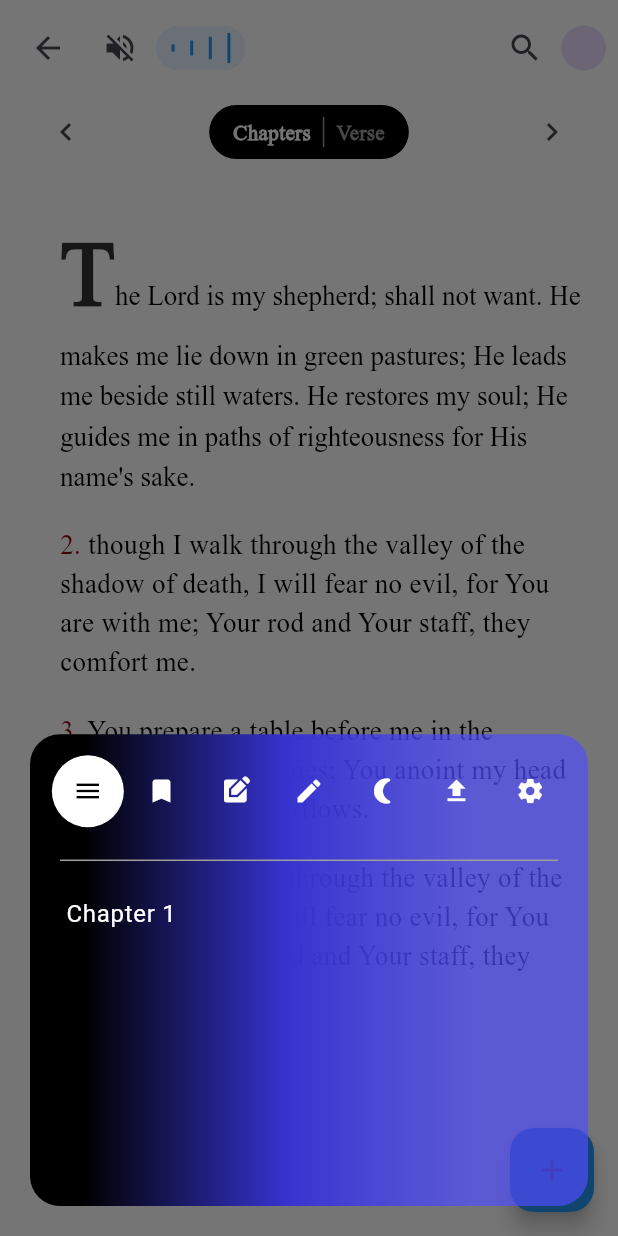
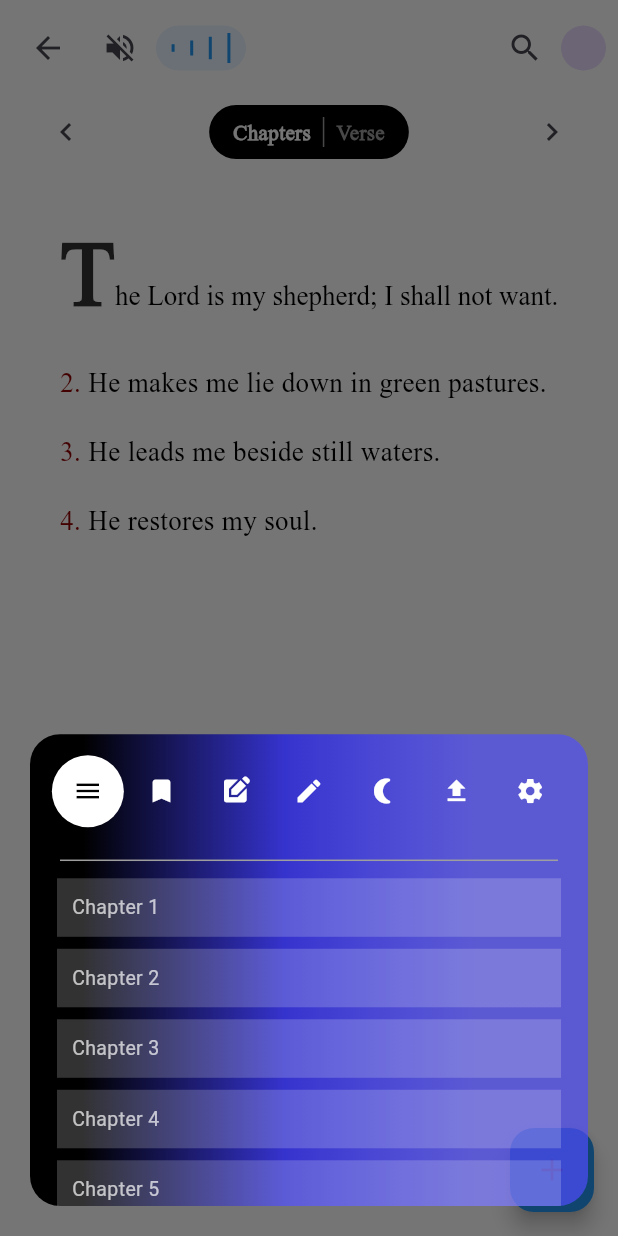
Before and after one commit to thanush96/bible_ui, a Flutter app: the screen it shows after launch, after a tap on the "add" icon, on a phone screen of 412 x 824 dp. Run offline on Flutter 3.47's test engine with Material 3 defaults, Android fonts, the phone set to English and light mode, and no system bars.

Commit message:
Chapter List

```diff
--- a/lib/model/bible_content.dart
+++ b/lib/model/bible_content.dart
@@ -25,32 +25,84 @@ class BibleChapter {
 }
 
 // Mock Data
-final mockChapter = BibleChapter(
+final List<BibleChapter> mockChapters = [
+  BibleChapter(
     chapterNumber: 1,
     title: "The Lord is my shepherd",
-  audioUrl: "assets/audio/bible.mp3",
+    audioUrl: "assets/audio/chapter1.mp3",
     content:
-      "The Lord is my shepherd; shall not want. He makes me lie down in green pastures; He leads me beside still waters. He restores my soul; He guides me in paths of righteousness for His name's sake.",
+        "The Lord is my shepherd; I shall not want. He makes me lie down in green pastures; He leads me beside still waters. He restores my soul; He guides me in paths of righteousness for His name's sake.",
     verses: [
       BibleVerse(
           verseNumber: 1,
+          content: "The Lord is my shepherd; I shall not want."),
+      BibleVerse(
+          verseNumber: 2, content: "He makes me lie down in green pastures."),
+      BibleVerse(verseNumber: 3, content: "He leads me beside still waters."),
+      BibleVerse(verseNumber: 4, content: "He restores my soul."),
+    ],
+  ),
+  BibleChapter(
+    chapterNumber: 2,
+    title: "The Heavens Declare",
+    audioUrl: "assets/audio/chapter2.mp3",
     content:
-          "The Lord is my shepherd; shall not want. He makes me lie down in green pastures; He leads me beside still waters. He restores my soul; He guides me in paths of righteousness for His name's sake.",
+        "The heavens declare the glory of God; the skies proclaim the work of His hands. Day after day they pour forth speech; night after night they display knowledge.",
+    verses: [
+      BibleVerse(
+          verseNumber: 1, content: "The heavens declare the glory of God."),
+      BibleVerse(
+          verseNumber: 2, content: "The skies proclaim the work of His hands."),
+      BibleVerse(
+          verseNumber: 3, content: "Day after day they pour forth speech."),
+      BibleVerse(
+          verseNumber: 4, content: "Night after night they display knowledge."),
+    ],
   ),
+  BibleChapter(
+    chapterNumber: 3,
+    title: "God's Love Endures Forever",
+    audioUrl: "assets/audio/chapter3.mp3",
+    content:
+        "Give thanks to the Lord, for He is good; His love endures forever. Let the redeemed of the Lord tell their story—those He redeemed from the hand of the foe.",
+    verses: [
+      BibleVerse(
+          verseNumber: 1, content: "Give thanks to the Lord, for He is good."),
+      BibleVerse(verseNumber: 2, content: "His love endures forever."),
+      BibleVerse(
+          verseNumber: 3,
+          content: "Let the redeemed of the Lord tell their story."),
+    ],
+  ),
+  BibleChapter(
+    chapterNumber: 4,
+    title: "The Light of the World",
+    audioUrl: "assets/audio/chapter4.mp3",
+    content:
+        "The people walking in darkness have seen a great light; on those living in the land of deep darkness a light has dawned.",
+    verses: [
+      BibleVerse(
+          verseNumber: 1,
+          content: "The people walking in darkness have seen a great light."),
       BibleVerse(
           verseNumber: 2,
           content:
-          "though I walk through the valley of the shadow of death, I will fear no evil, for You are with me; Your rod and Your staff, they comfort me.",
+              "On those living in the land of deep darkness a light has dawned."),
+    ],
   ),
+  BibleChapter(
+    chapterNumber: 5,
+    title: "Trust in the Lord",
+    audioUrl: "assets/audio/chapter5.mp3",
+    content:
+        "Trust in the Lord with all your heart and lean not on your own understanding; in all your ways submit to Him, and He will make your paths straight.",
+    verses: [
       BibleVerse(
-      verseNumber: 3,
-      content:
-          "You prepare a table before me in the presence of my enemies; You anoint my head with oil; my cup overflows.",
+          verseNumber: 1, content: "Trust in the Lord with all your heart."),
+      BibleVerse(
+          verseNumber: 2, content: "Lean not on your own understanding."),
+      BibleVerse(verseNumber: 3, content: "In all your ways submit to Him."),
+      BibleVerse(verseNumber: 4, content: "He will make your paths straight."),
+    ],
   ),
-    BibleVerse(
-      verseNumber: 4,
-      content:
-          "etrtthough I walk through the valley of the shadow of death, I will fear no evil, for You are with me; Your rod and Your staff, they comfort me.",
-    ),
-  ],
-);
+];
--- a/lib/screens/bible/bible_reader.dart
+++ b/lib/screens/bible/bible_reader.dart
@@ -1,9 +1,9 @@
 import 'package:flutter/material.dart';
-import 'package:flutter_app/model/bible_content.dart';
-import 'package:flutter_app/widgets/app_bar_icons.dart';
-import 'package:flutter_app/widgets/build_highlighted_text.dart';
-import 'package:flutter_app/widgets/content_section.dart';
 import '../../constants/constants.dart';
+import '../../model/bible_content.dart';
+import '../../widgets/app_bar_icons.dart';
+import '../../widgets/build_highlighted_text.dart';
+import '../../widgets/content_section.dart';
 import '../../widgets/reader_header.dart';
 import '../../widgets/custom_selector_toolbar.dart';
 import 'package:intl/intl.dart';
@@ -12,7 +12,9 @@ import 'package:intl/intl.dart';
 List<Map<String, dynamic>> highlightedVerses = [];
 
 class BibleReaderPage extends StatefulWidget {
-  const BibleReaderPage({super.key});
+  const BibleReaderPage({
+    super.key,
+  });
 
   @override
   State<BibleReaderPage> createState() => _BibleReaderPageState();
@@ -23,6 +25,9 @@ class _BibleReaderPageState extends State<BibleReaderPage> {
     {"id": "1", "title": "Chapter 1"},
   ];
 
+  // Initially selected chapter
+  late int currentChapterIndex = 0;
+
   final List<Color> colorsList = [
     Colors.yellow.shade200,
     Colors.blue.shade200,
@@ -31,38 +36,46 @@ class _BibleReaderPageState extends State<BibleReaderPage> {
 
   Color highlight = Colors.red.shade200;
 
+  @override
+  void initState() {
+    super.initState();
+    // currentChapterIndex = int.parse(widget.chapter['id'] ?? '0');
+  }
+
+  void loadChapter(int index) {
+    setState(() {
+      currentChapterIndex = index;
+    });
+  }
+
+  void changeChapter(chapter) {
+    print(chapter);
+    setState(() {
+      currentChapterIndex = int.parse(chapter['id'] ?? '0');
+    });
+  }
+
   void addToFavorites(String id, String title) {
-    print("addToFavorites--");
-
     setState(() {
       chapters.add({"id": id, "title": title}); // Add new content
     });
   }
 
   void selectedHighlighterColor(Color color) {
-    print("highlight--");
-    print(color);
-
     setState(() {
       highlight = color;
     });
   }
 
   void toggleHighlight(String verse) {
-    print("toggleHighlight");
-    print(verse);
-
     setState(() {
-      // Check if the verse already exists in the highlightedVerses list
       bool verseExists =
           highlightedVerses.any((highlight) => highlight['verse'] == verse);
 
       if (verseExists) {
-        // Remove the verse from highlightedVerses
         highlightedVerses
             .removeWhere((highlight) => highlight['verse'] == verse);
       } else {
-        // Add the verse to highlightedVerses with the current color
         highlightedVerses.add({
           'chapter': '1',
           'time': DateFormat('dd/mm/yyyy').format(DateTime.now()),
@@ -168,7 +181,8 @@ class _BibleReaderPageState extends State<BibleReaderPage> {
                               crossAxisAlignment: CrossAxisAlignment.start,
                               children: [
                                 const SizedBox(height: 20),
-                                ...mockChapter.verses
+                                ...mockChapters[currentChapterIndex]
+                                    .verses
                                     .asMap()
                                     .entries
                                     .map((entry) {
@@ -261,8 +275,8 @@ class _BibleReaderPageState extends State<BibleReaderPage> {
                         children: [
                           AppBarIcons(
                             onSectionChange: (String section) {
-                              print('Previous section: $_currentSection');
-                              print('New section: $section');
+                              // print('Previous section: $_currentSection');
+                              // print('New section: $section');
 
                               // Update the parent state and modal state
                               setState(() {
@@ -292,8 +306,10 @@ class _BibleReaderPageState extends State<BibleReaderPage> {
                                 highlight: colorsList,
                                 highlightedList: highlightedVerses,
                                 onSelectedHighlighter: (Color color) {
-                                  selectedHighlighterColor(
-                                      color); // Add to favorites
+                                  selectedHighlighterColor(color);
+                                },
+                                onChangeChapter: (chapter) {
+                                  changeChapter(chapter);
                                 },
                               ),
                             ),
@@ -307,8 +323,8 @@ class _BibleReaderPageState extends State<BibleReaderPage> {
             },
           );
         },
+        backgroundColor: Colors.blue,
         child: const Icon(Icons.add),
-        backgroundColor: Colors.blue,
       ),
     );
   }
--- a/lib/widgets/content_section.dart
+++ b/lib/widgets/content_section.dart
@@ -1,4 +1,5 @@
 import 'package:flutter/material.dart';
+import 'package:flutter_app/model/bible_content.dart';
 
 class ContentSection extends StatelessWidget {
   final List<Map<String, String>> chapters;
@@ -6,6 +7,7 @@ class ContentSection extends StatelessWidget {
   final String currentSection;
   final List highlight;
   final Function(Color) onSelectedHighlighter;
+  final Function(Map<String, String>) onChangeChapter;
 
   const ContentSection(
       {super.key,
@@ -13,7 +15,8 @@ class ContentSection extends StatelessWidget {
       required this.highlight,
       required this.currentSection,
       required this.onSelectedHighlighter,
-      required this.highlightedList});
+      required this.highlightedList,
+      required this.onChangeChapter});
 
   @override
   Widget build(BuildContext context) {
@@ -44,14 +47,34 @@ class ContentSection extends StatelessWidget {
     return Padding(
       padding: const EdgeInsets.symmetric(horizontal: 8.0, vertical: 0.0),
       child: ListView.builder(
-        itemCount: chapters.length,
+        itemCount: mockChapters.length, // Use mockChapters for chapter data
         itemBuilder: (context, index) {
-          return ListTile(
-            title: Text(
-              chapters[index]['title']!,
-              style: const TextStyle(color: Colors.white),
+          final chapter = mockChapters[index]; // Get the current chapter
+          return GestureDetector(
+            onTap: () {
+              onChangeChapter(
+                {'id': '$index', 'title': 'Chapter 2'},
+              );
+            },
+            child: Container(
+              margin: const EdgeInsets.symmetric(vertical: 4, horizontal: 10),
+              decoration: const BoxDecoration(
+                color: Color.fromARGB(
+                    52, 245, 247, 252), // Set the background color
+                // borderRadius: BorderRadius.circular(5),
+              ),
+              padding: const EdgeInsets.all(10),
+              child: Row(
+                crossAxisAlignment: CrossAxisAlignment.center,
+                mainAxisAlignment: MainAxisAlignment.spaceBetween,
+                children: [
+                  Text(
+                    "Chapter ${chapter.chapterNumber}",
+                    style: const TextStyle(fontSize: 13, color: Colors.white70),
+                  ),
+                ],
+              ),
             ),
-            onTap: () {},
           );
         },
       ),
```
Lines whose indentation alone changed are shown as unchanged.
